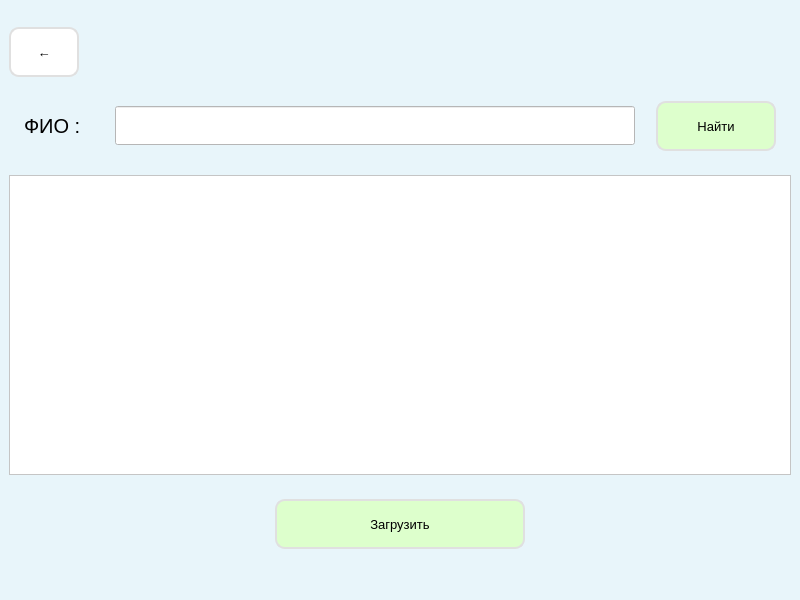
Old version of the form qt/load_student.ui in the repository andrei-229/valanter_app.
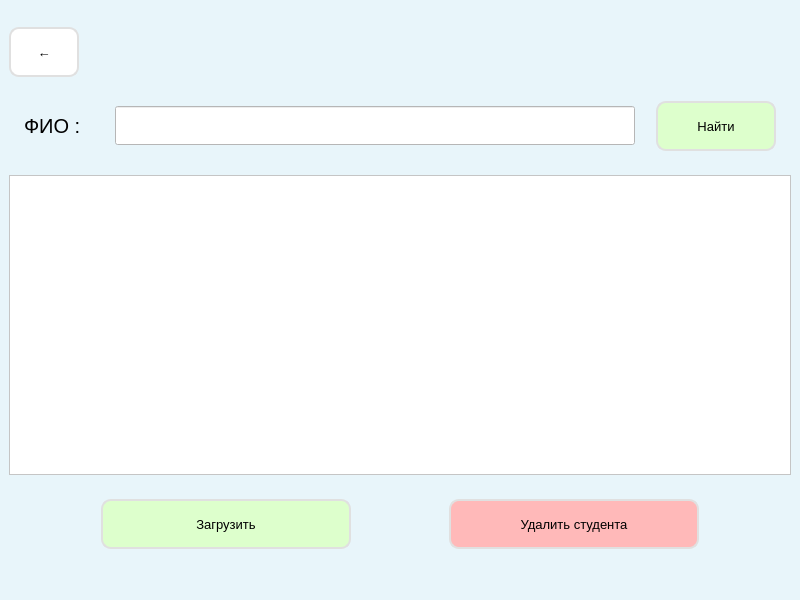
New version of the form.

```diff
--- a/qt/load_student.ui
+++ b/qt/load_student.ui
@@ -228,6 +228,45 @@
         </property>
        </widget>
       </item>
+      <item>
+       <widget class="QPushButton" name="delete_student_but">
+        <property name="minimumSize">
+         <size>
+          <width>250</width>
+          <height>50</height>
+         </size>
+        </property>
+        <property name="maximumSize">
+         <size>
+          <width>250</width>
+          <height>50</height>
+         </size>
+        </property>
+        <property name="font">
+         <font>
+          <pointsize>10</pointsize>
+         </font>
+        </property>
+        <property name="styleSheet">
+         <string notr="true">
+QPushButton{
+background-color: rgb(255, 185, 185);
+border: 2px solid #E0E0E0;
+border-radius: 10px;
+}
+QPushButton:hover{
+background-color: rgb(255, 128, 128);
+border: 2px solid #A0A0A0;
+}
+QPushButton:pressed{
+border: 2px solid #404040;
+}</string>
+        </property>
+        <property name="text">
+         <string>Удалить студента</string>
+        </property>
+       </widget>
+      </item>
      </layout>
     </item>
    </layout>
```
